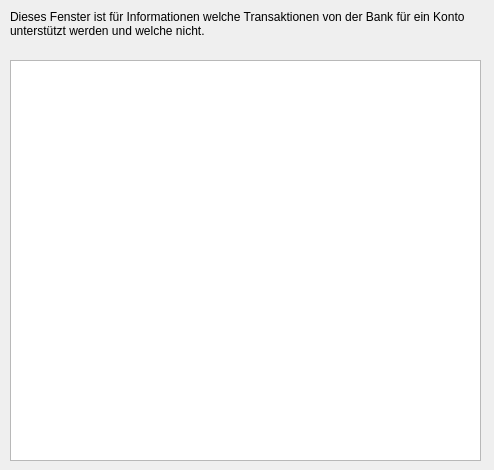
Qt form src/widgets/debugdialogwidget.ui (schmufu/abtransfers) before a commit.
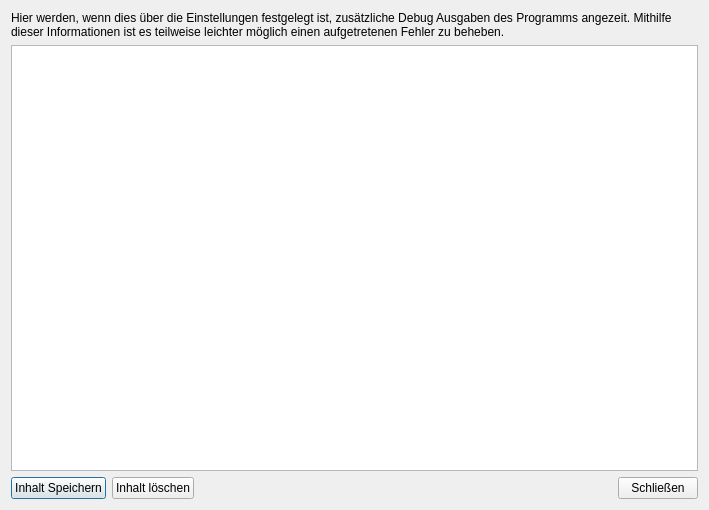
The same form after that commit.

Commit message:
qDebug(), qWarning() etc Nachrichten werden jetzt auch im DebugDialog angezeigt.
Die Debug-Ausgaben werden jetzt zusätzlich im Debug-Dialog angezeigt und
können von dort auch in einer Textdatei gespeichert werden.

Patch:
```diff
--- a/src/widgets/debugdialogwidget.ui
+++ b/src/widgets/debugdialogwidget.ui
@@ -6,8 +6,8 @@
    <rect>
     <x>0</x>
     <y>0</y>
-    <width>494</width>
-    <height>470</height>
+    <width>709</width>
+    <height>510</height>
    </rect>
   </property>
   <property name="windowTitle">
@@ -16,17 +16,11 @@
   <property name="locale">
    <locale language="German" country="Germany"/>
   </property>
+  <layout class="QVBoxLayout" name="verticalLayout">
+   <item>
   <widget class="QLabel" name="label">
-   <property name="geometry">
-    <rect>
-     <x>10</x>
-     <y>10</y>
-     <width>471</width>
-     <height>41</height>
-    </rect>
-   </property>
    <property name="text">
-    <string>Dieses Fenster ist für Informationen welche Transaktionen von der Bank für ein Konto unterstützt werden und welche nicht.</string>
+      <string>Hier werden, wenn dies über die Einstellungen festgelegt ist, zusätzliche Debug Ausgaben des Programms angezeit. Mithilfe dieser Informationen ist es teilweise leichter möglich einen aufgetretenen Fehler zu beheben.</string>
    </property>
    <property name="alignment">
     <set>Qt::AlignLeading|Qt::AlignLeft|Qt::AlignTop</set>
@@ -38,17 +32,59 @@
     <set>Qt::NoTextInteraction</set>
    </property>
   </widget>
-  <widget class="QTextBrowser" name="textBrowser">
-   <property name="geometry">
-    <rect>
-     <x>10</x>
-     <y>60</y>
-     <width>471</width>
-     <height>401</height>
-    </rect>
-   </property>
-  </widget>
- </widget>
+   </item>
+   <item>
+    <widget class="QTextBrowser" name="textBrowser"/>
+   </item>
+   <item>
+    <layout class="QHBoxLayout" name="horizontalLayout">
+     <item>
+      <widget class="QPushButton" name="pushButton_save">
+       <property name="text">
+        <string>Inhalt Speichern</string>
+       </property>
+      </widget>
+     </item>
+     <item>
+      <widget class="QPushButton" name="pushButton_clear">
+       <property name="text">
+        <string>Inhalt löschen</string>
+       </property>
+      </widget>
+     </item>
+     <item>
+      <spacer name="horizontalSpacer_3">
+       <property name="orientation">
+        <enum>Qt::Horizontal</enum>
+       </property>
+       <property name="sizeType">
+        <enum>QSizePolicy::Expanding</enum>
+       </property>
+       <property name="sizeHint" stdset="0">
+        <size>
+         <width>60</width>
+         <height>20</height>
+        </size>
+       </property>
+      </spacer>
+     </item>
+     <item>
+      <widget class="QPushButton" name="pushButton_close">
+       <property name="text">
+        <string>Schließen</string>
+       </property>
+      </widget>
+     </item>
+    </layout>
+   </item>
+  </layout>
+ </widget>
+ <tabstops>
+  <tabstop>textBrowser</tabstop>
+  <tabstop>pushButton_save</tabstop>
+  <tabstop>pushButton_clear</tabstop>
+  <tabstop>pushButton_close</tabstop>
+ </tabstops>
  <resources/>
  <connections/>
 </ui>
```
Left out of the diff: 35 changed lines with no effect on the pictures. Lines whose indentation alone changed are shown as unchanged. The commit also changes 3 other files.
